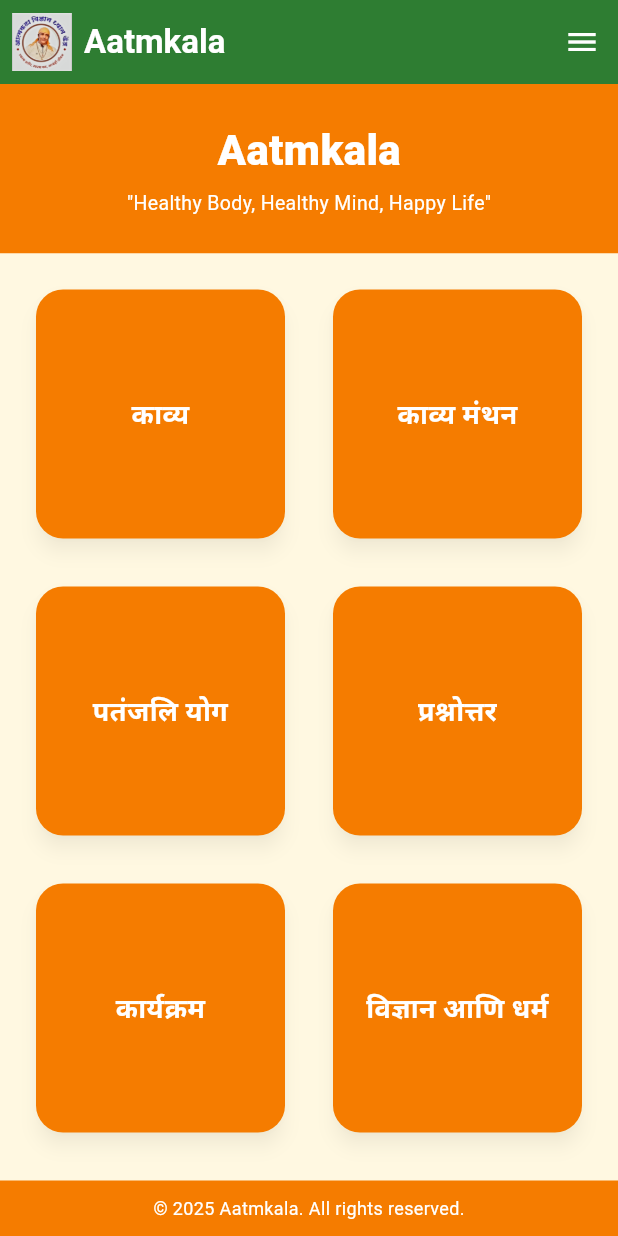
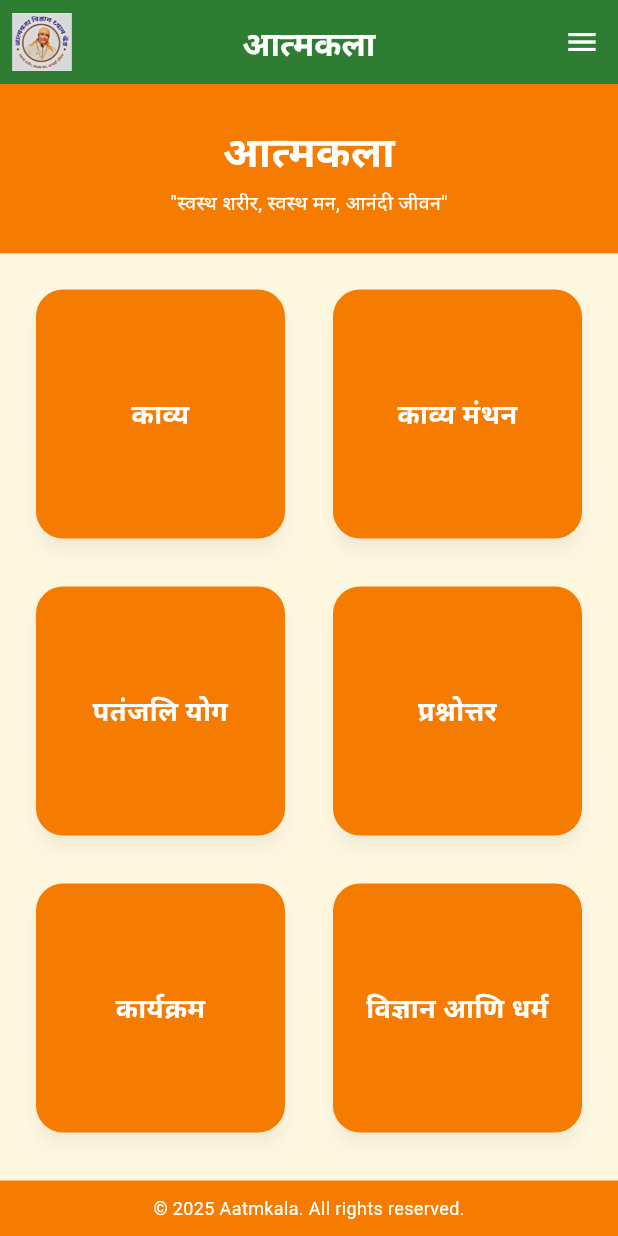
Before and after one commit to agnelom/aatmakala-flutter, a Flutter app: the screen it shows after launch, on a phone screen of 412 x 824 dp. Run offline on Flutter 3.47's test engine with Material 3 defaults, Android fonts, the light colour scheme and no system bars; our stand-ins replace cached_network_image, connectivity_plus, flutter_dotenv, flutter_riverpod, flutter_widget_from_html, go_router and 1 more.

Commit message:
Changes related to static text in Marathi

```diff
--- a/lib/screens/article_detail_screen.dart
+++ b/lib/screens/article_detail_screen.dart
@@ -44,7 +44,7 @@ class ArticleDetailScreen extends StatelessWidget {
               if (hasError) return '';
               if (article == null) return '';
               final t = (article['title'] ?? '') as String;
-              return t.trim().length > 35 ? '' : t;
+              return t.trim().length > 50 ? '' : t;
             }();
 
             return Column(
@@ -106,7 +106,7 @@ class ArticleDetailScreen extends StatelessWidget {
                               Padding(
                                 padding: const EdgeInsets.only(top: 4, bottom: 12),
                                 child: Text(
-                                  type,
+                                  " ",
                                   style: TextStyle(
                                     fontSize: 12,
                                     color: Colors.grey.shade700,
--- a/lib/screens/home_screen.dart
+++ b/lib/screens/home_screen.dart
@@ -45,7 +45,7 @@ class HomeScreen extends StatelessWidget {
               child: const Column(
                 children: [
                   Text(
-                    'Aatmkala',
+                    'आत्मकला',
                     style: TextStyle(
                       color: Colors.white,
                       fontSize: 28,
@@ -54,7 +54,7 @@ class HomeScreen extends StatelessWidget {
                   ),
                   SizedBox(height: 6),
                   Text(
-                    '"Healthy Body, Healthy Mind, Happy Life"',
+                    '"स्वस्थ शरीर, स्वस्थ मन, आनंदी जीवन"',
                     style: TextStyle(color: Colors.white, fontSize: 13),
                   ),
                 ],
--- a/lib/screens/section_list_screen.dart
+++ b/lib/screens/section_list_screen.dart
@@ -121,7 +121,8 @@ class _SectionListScreenState extends State<SectionListScreen> {
     return Scaffold(
       appBar: AatmkalaAppBar(
         showBack: true,
-        titleText: args.title,
+        titleText: "आत्मकला",
+      //  titleText: args.title,
       ),
       body: SafeArea(
         child: Column(
@@ -134,6 +135,7 @@ class _SectionListScreenState extends State<SectionListScreen> {
               child: Center(
                 child: Text(
                   args.title,
+                //  "आत्मकला",
                   style: const TextStyle(
                     color: Colors.white,
                     fontSize: 22,
@@ -199,6 +201,7 @@ class _SectionListScreenState extends State<SectionListScreen> {
             child: ListTile(
               title: Text(
                 item['title'] ?? '',
+              //  "आत्मकला",
                 style: const TextStyle(fontWeight: FontWeight.w600),
               ),
               trailing: const Icon(Icons.chevron_right),
--- a/lib/widgets/aatmkala_app_bar.dart
+++ b/lib/widgets/aatmkala_app_bar.dart
@@ -7,7 +7,7 @@ class AatmkalaAppBar extends StatelessWidget implements PreferredSizeWidget {
   /// If true, shows a back button before the logo.
   final bool showBack;
 
-  /// Optional custom title. Defaults to "Aatmkala".
+  /// Optional custom title. Defaults to "आत्मकला".
   final String? titleText;
 
   const AatmkalaAppBar({
@@ -24,7 +24,7 @@ class AatmkalaAppBar extends StatelessWidget implements PreferredSizeWidget {
     return AppBar(
       backgroundColor: const Color(0xFF2E7D32),
       elevation: 0,
-      centerTitle: false,
+      centerTitle: true,
       leadingWidth: showBack ? 96 : 56,
       leading: Padding(
         padding: const EdgeInsets.symmetric(horizontal: 8.0),
@@ -53,7 +53,7 @@ class AatmkalaAppBar extends StatelessWidget implements PreferredSizeWidget {
       ),
       titleSpacing: 0,
       title: Text(
-        titleText ?? 'Aatmkala',
+        titleText ?? 'आत्मकला',
         style: const TextStyle(
           fontWeight: FontWeight.bold,
         ),
@@ -109,7 +109,7 @@ class _AppMenu extends StatelessWidget {
                 color: SattvaTheme.saffron,
               ),
               const SizedBox(width: 12),
-              const Text('Home'),
+              const Text('होम'),
             ],
           ),
         ),
@@ -124,7 +124,7 @@ class _AppMenu extends StatelessWidget {
                 color: SattvaTheme.saffron,
               ),
               const SizedBox(width: 12),
-              const Text('About'),
+              const Text('आत्मकला विषयी'),
             ],
           ),
         ),
@@ -138,7 +138,7 @@ class _AppMenu extends StatelessWidget {
                 color: SattvaTheme.saffron,
               ),
               const SizedBox(width: 12),
-              const Text('Books'),
+              const Text('पुस्तके'),
             ],
           ),
         ),
@@ -152,7 +152,7 @@ class _AppMenu extends StatelessWidget {
                 color: SattvaTheme.saffron,
               ),
               const SizedBox(width: 12),
-              const Text('YouTube Channel'),
+              const Text('YouTube चॅनल'),
             ],
           ),
         ),
```
